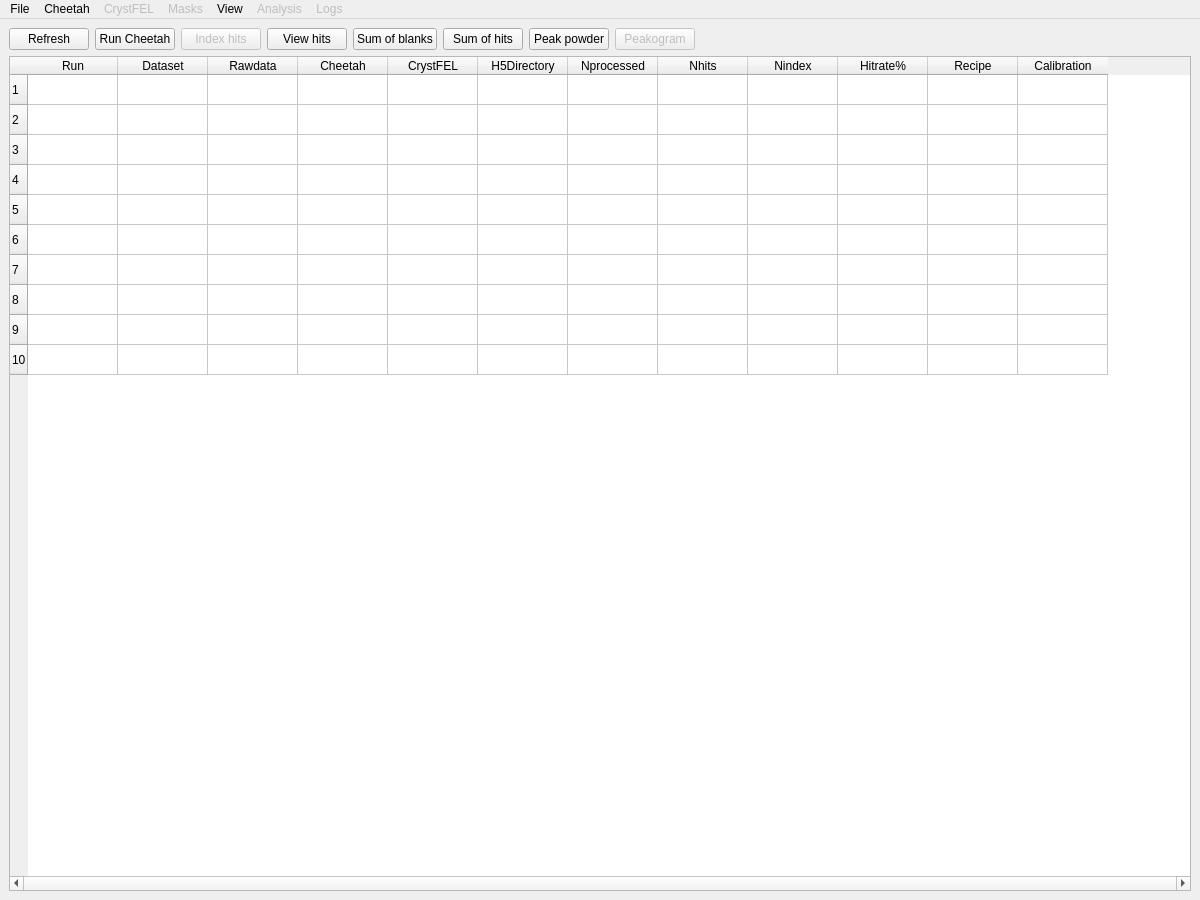
cheetahdevteam/cheetah-gui, file src/cheetah/ui_src/cheetahgui.ui: the form before one commit.
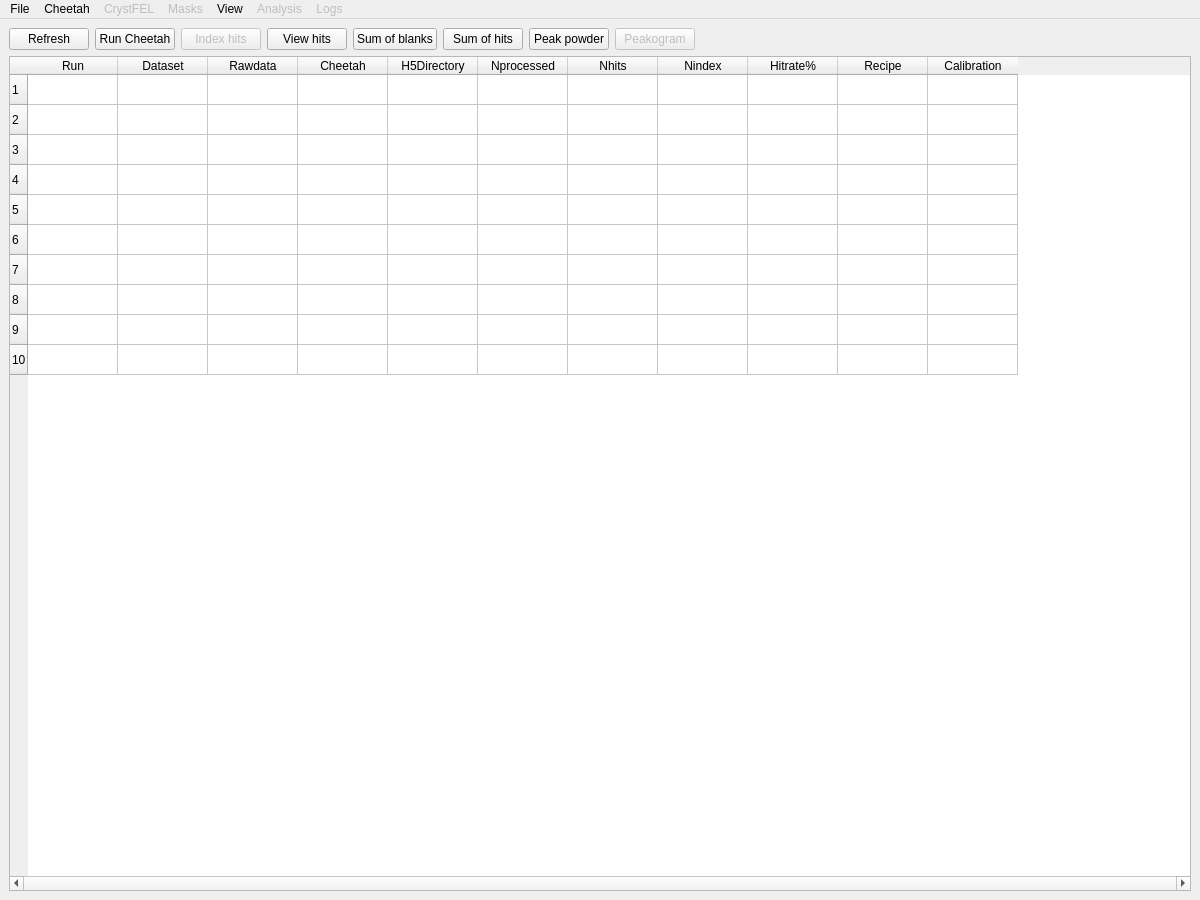
The form after the commit.

Patch:
```diff
--- a/src/cheetah/ui_src/cheetahgui.ui
+++ b/src/cheetah/ui_src/cheetahgui.ui
@@ -263,11 +263,6 @@
           <string>Cheetah</string>
          </property>
         </column>
-        <column>
-         <property name="text">
-          <string>CrystFEL</string>
-         </property>
-        </column>
         <column>
          <property name="text">
           <string>H5Directory</string>
```
Left out of the diff: 2 changed lines with no effect on the pictures.
